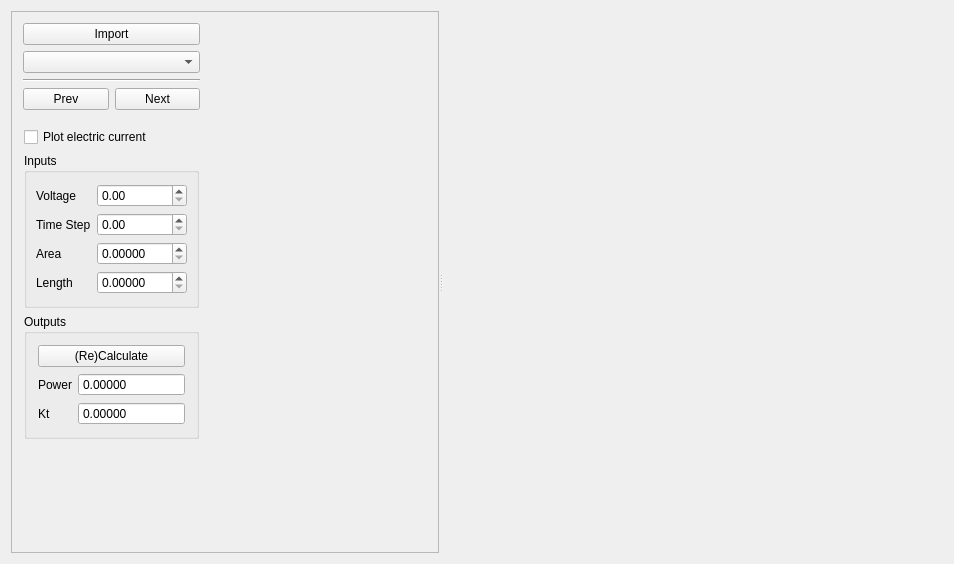
PatrickChin/Lab-Fast, file lowtempcal/mainwindow.ui: the form before one commit.
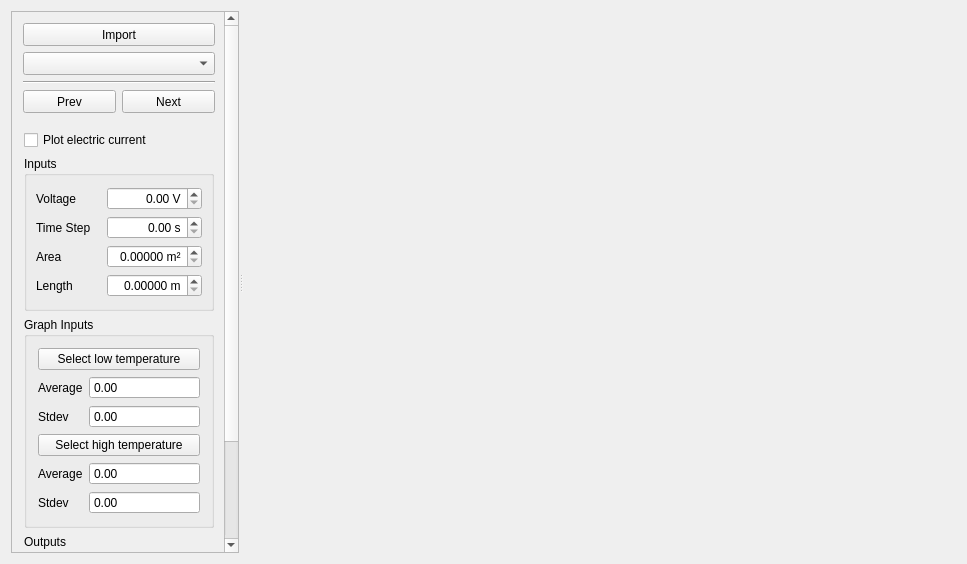
The form after the commit.

Commit message: replaced radio buttons for normal buttons in ui file

```diff
--- a/lowtempcal/mainwindow.ui
+++ b/lowtempcal/mainwindow.ui
@@ -6,7 +6,7 @@
    <rect>
     <x>0</x>
     <y>0</y>
-    <width>954</width>
+    <width>967</width>
     <height>564</height>
    </rect>
   </property>
@@ -45,55 +45,47 @@
        <enum>Qt::Horizontal</enum>
       </property>
       <widget class="QScrollArea" name="value_area">
-       <property name="sizePolicy">
-        <sizepolicy hsizetype="Maximum" vsizetype="Expanding">
-         <horstretch>0</horstretch>
-         <verstretch>0</verstretch>
-        </sizepolicy>
-       </property>
-       <property name="minimumSize">
-        <size>
-         <width>200</width>
-         <height>0</height>
-        </size>
-       </property>
-       <property name="maximumSize">
-        <size>
-         <width>500</width>
-         <height>16777215</height>
-        </size>
-       </property>
        <property name="verticalScrollBarPolicy">
-        <enum>Qt::ScrollBarAsNeeded</enum>
+        <enum>Qt::ScrollBarAlwaysOn</enum>
        </property>
        <property name="horizontalScrollBarPolicy">
         <enum>Qt::ScrollBarAlwaysOff</enum>
        </property>
-       <property name="widgetResizable">
-        <bool>true</bool>
+       <property name="sizeAdjustPolicy">
+        <enum>QAbstractScrollArea::AdjustToContents</enum>
+       </property>
+       <property name="alignment">
+        <set>Qt::AlignLeading|Qt::AlignLeft|Qt::AlignTop</set>
        </property>
        <widget class="QWidget" name="value_widget">
         <property name="geometry">
          <rect>
           <x>0</x>
           <y>0</y>
-          <width>215</width>
-          <height>544</height>
+          <width>212</width>
+          <height>666</height>
          </rect>
         </property>
-        <property name="sizePolicy">
-         <sizepolicy hsizetype="Fixed" vsizetype="Expanding">
-          <horstretch>0</horstretch>
-          <verstretch>0</verstretch>
-         </sizepolicy>
-        </property>
-        <property name="minimumSize">
-         <size>
-          <width>0</width>
-          <height>0</height>
-         </size>
-        </property>
         <layout class="QGridLayout" name="gridLayout">
+         <property name="rightMargin">
+          <number>9</number>
+         </property>
+         <item row="2" column="0" colspan="2">
+          <widget class="QComboBox" name="combobox_filelist">
+           <property name="sizePolicy">
+            <sizepolicy hsizetype="Preferred" vsizetype="Fixed">
+             <horstretch>0</horstretch>
+             <verstretch>0</verstretch>
+            </sizepolicy>
+           </property>
+           <property name="minimumSize">
+            <size>
+             <width>0</width>
+             <height>23</height>
+            </size>
+           </property>
+          </widget>
+         </item>
          <item row="3" column="0" rowspan="2" colspan="2">
           <widget class="Line" name="line">
            <property name="orientation">
@@ -101,20 +93,10 @@
            </property>
           </widget>
          </item>
-         <item row="2" column="0" colspan="2">
-          <widget class="QComboBox" name="combobox_filelist">
-           <property name="sizePolicy">
-            <sizepolicy hsizetype="Preferred" vsizetype="Maximum">
-             <horstretch>0</horstretch>
-             <verstretch>0</verstretch>
-            </sizepolicy>
-           </property>
-          </widget>
-         </item>
          <item row="6" column="0" colspan="2">
           <widget class="QStackedWidget" name="pages">
            <property name="sizePolicy">
-            <sizepolicy hsizetype="Preferred" vsizetype="Maximum">
+            <sizepolicy hsizetype="Preferred" vsizetype="Minimum">
              <horstretch>0</horstretch>
              <verstretch>0</verstretch>
             </sizepolicy>
@@ -123,31 +105,114 @@
             <number>0</number>
            </property>
            <widget class="QWidget" name="page_kt">
+            <property name="sizePolicy">
+             <sizepolicy hsizetype="Preferred" vsizetype="Minimum">
+              <horstretch>0</horstretch>
+              <verstretch>0</verstretch>
+             </sizepolicy>
+            </property>
             <layout class="QGridLayout" name="value_layout">
+             <property name="sizeConstraint">
+              <enum>QLayout::SetMinimumSize</enum>
+             </property>
              <property name="leftMargin">
               <number>1</number>
              </property>
              <property name="rightMargin">
               <number>1</number>
              </property>
+             <item row="4" column="0" colspan="2">
+              <widget class="QGroupBox" name="groupbox_output_kt">
+               <property name="title">
+                <string>Outputs</string>
+               </property>
+               <layout class="QFormLayout" name="output_layout">
+                <item row="1" column="0">
+                 <widget class="QLabel" name="label_power">
+                  <property name="text">
+                   <string>Power</string>
+                  </property>
+                 </widget>
+                </item>
+                <item row="1" column="1">
+                 <widget class="QDoubleSpinBox" name="spinbox_power">
+                  <property name="sizePolicy">
+                   <sizepolicy hsizetype="Minimum" vsizetype="Minimum">
+                    <horstretch>0</horstretch>
+                    <verstretch>0</verstretch>
+                   </sizepolicy>
+                  </property>
+                  <property name="readOnly">
+                   <bool>true</bool>
+                  </property>
+                  <property name="buttonSymbols">
+                   <enum>QAbstractSpinBox::NoButtons</enum>
+                  </property>
+                  <property name="decimals">
+                   <number>5</number>
+                  </property>
+                  <property name="maximum">
+                   <double>20000.000000000000000</double>
+                  </property>
+                 </widget>
+                </item>
+                <item row="2" column="0">
+                 <widget class="QLabel" name="label_kt">
+                  <property name="text">
+                   <string>Kt</string>
+                  </property>
+                 </widget>
+                </item>
+                <item row="2" column="1">
+                 <widget class="QDoubleSpinBox" name="spinbox_kt">
+                  <property name="sizePolicy">
+                   <sizepolicy hsizetype="Minimum" vsizetype="Minimum">
+                    <horstretch>0</horstretch>
+                    <verstretch>0</verstretch>
+                   </sizepolicy>
+                  </property>
+                  <property name="focusPolicy">
+                   <enum>Qt::WheelFocus</enum>
+                  </property>
+                  <property name="readOnly">
+                   <bool>true</bool>
+                  </property>
+                  <property name="buttonSymbols">
+                   <enum>QAbstractSpinBox::NoButtons</enum>
+                  </property>
+                  <property name="decimals">
+                   <number>5</number>
+                  </property>
+                  <property name="maximum">
+                   <double>20000.000000000000000</double>
+                  </property>
+                 </widget>
+                </item>
+                <item row="0" column="0" colspan="2">
+                 <widget class="QPushButton" name="button_calc">
+                  <property name="text">
+                   <string>(Re)Calculate</string>
+                  </property>
+                 </widget>
+                </item>
+               </layout>
+              </widget>
+             </item>
              <item row="2" column="0" colspan="2">
               <widget class="QGroupBox" name="groupbox_input_kt">
                <property name="title">
                 <string>Inputs</string>
                </property>
-               <layout class="QFormLayout" name="input_layout">
-                <property name="horizontalSpacing">
-                 <number>6</number>
-                </property>
-                <property name="verticalSpacing">
-                 <number>6</number>
-                </property>
+               <layout class="QGridLayout" name="gridLayout_2">
                 <property name="leftMargin">
                  <number>9</number>
                 </property>
                 <property name="rightMargin">
                  <number>9</number>
                 </property>
+                <property name="spacing">
+                 <number>6</number>
+                </property>
                 <item row="0" column="0">
                  <widget class="QLabel" name="label_voltage">
                   <property name="text">
@@ -156,7 +221,14 @@
                  </widget>
                 </item>
                 <item row="0" column="1">
-                 <widget class="QDoubleSpinBox" name="spinbox_voltage"/>
+                 <widget class="QDoubleSpinBox" name="spinbox_voltage">
+                  <property name="alignment">
+                   <set>Qt::AlignRight|Qt::AlignTrailing|Qt::AlignVCenter</set>
+                  </property>
+                  <property name="suffix">
+                   <string> V</string>
+                  </property>
+                 </widget>
                 </item>
                 <item row="1" column="0">
                  <widget class="QLabel" name="label_dt">
@@ -166,7 +238,14 @@
                  </widget>
                 </item>
                 <item row="1" column="1">
-                 <widget class="QDoubleSpinBox" name="spinbox_dt"/>
+                 <widget class="QDoubleSpinBox" name="spinbox_dt">
+                  <property name="alignment">
+                   <set>Qt::AlignRight|Qt::AlignTrailing|Qt::AlignVCenter</set>
+                  </property>
+                  <property name="suffix">
+                   <string> s</string>
+                  </property>
+                 </widget>
                 </item>
                 <item row="2" column="0">
                  <widget class="QLabel" name="label_area">
@@ -177,6 +256,12 @@
                 </item>
                 <item row="2" column="1">
                  <widget class="QDoubleSpinBox" name="spinbox_area">
+                  <property name="alignment">
+                   <set>Qt::AlignRight|Qt::AlignTrailing|Qt::AlignVCenter</set>
+                  </property>
+                  <property name="suffix">
+                   <string> m²</string>
+                  </property>
                   <property name="decimals">
                    <number>5</number>
                   </property>
@@ -191,6 +276,12 @@
                 </item>
                 <item row="3" column="1">
                  <widget class="QDoubleSpinBox" name="spinbox_length">
+                  <property name="alignment">
+                   <set>Qt::AlignRight|Qt::AlignTrailing|Qt::AlignVCenter</set>
+                  </property>
+                  <property name="suffix">
+                   <string> m</string>
+                  </property>
                   <property name="decimals">
                    <number>5</number>
                   </property>
@@ -207,71 +298,6 @@
                <zorder>spinbox_length</zorder>
               </widget>
              </item>
-             <item row="3" column="0" colspan="2">
-              <widget class="QGroupBox" name="groupbox_output_kt">
-               <property name="title">
-                <string>Outputs</string>
-               </property>
-               <layout class="QFormLayout" name="output_layout">
-                <item row="1" column="0">
-                 <widget class="QLabel" name="label_power">
-                  <property name="text">
-                   <string>Power</string>
-                  </property>
-                 </widget>
-                </item>
-                <item row="1" column="1">
-                 <widget class="QDoubleSpinBox" name="spinbox_power">
-                  <property name="readOnly">
-                   <bool>true</bool>
-                  </property>
-                  <property name="buttonSymbols">
-                   <enum>QAbstractSpinBox::NoButtons</enum>
-                  </property>
-                  <property name="decimals">
-                   <number>5</number>
-                  </property>
-                  <property name="maximum">
-                   <double>20000.000000000000000</double>
-                  </property>
-                 </widget>
-                </item>
-                <item row="2" column="0">
-                 <widget class="QLabel" name="label_kt">
-                  <property name="text">
-                   <string>Kt</string>
-                  </property>
-                 </widget>
-                </item>
-                <item row="2" column="1">
-                 <widget class="QDoubleSpinBox" name="spinbox_kt">
-                  <property name="focusPolicy">
-                   <enum>Qt::WheelFocus</enum>
-                  </property>
-                  <property name="readOnly">
-                   <bool>true</bool>
-                  </property>
-                  <property name="buttonSymbols">
-                   <enum>QAbstractSpinBox::NoButtons</enum>
-                  </property>
-                  <property name="decimals">
-                   <number>5</number>
-                  </property>
-                  <property name="maximum">
-                   <double>20000.000000000000000</double>
-                  </property>
-                 </widget>
-                </item>
-                <item row="0" column="0" colspan="2">
-                 <widget class="QPushButton" name="button_calc">
-                  <property name="text">
-                   <string>(Re)Calculate</string>
-                  </property>
-                 </widget>
-                </item>
-               </layout>
-              </widget>
-             </item>
              <item row="1" column="0" colspan="2">
               <widget class="QCheckBox" name="checkbox_show_current">
                <property name="text">
@@ -279,6 +305,100 @@
                </property>
               </widget>
              </item>
+             <item row="3" column="0" colspan="2">
+              <widget class="QGroupBox" name="groupBox">
+               <property name="title">
+                <string>Graph Inputs</string>
+               </property>
+               <layout class="QFormLayout" name="formLayout_3">
+                <item row="1" column="0">
+                 <widget class="QLabel" name="label_4">
+                  <property name="text">
+                   <string>Average</string>
+                  </property>
+                 </widget>
+                </item>
+                <item row="0" column="0" colspan="2">
+                 <widget class="QPushButton" name="pushButton">
+                  <property name="text">
+                   <string>Select low temperature</string>
+                  </property>
+                 </widget>
+                </item>
+                <item row="1" column="1">
+                 <widget class="QDoubleSpinBox" name="doubleSpinBox">
+                  <property name="readOnly">
+                   <bool>true</bool>
+                  </property>
+                  <property name="buttonSymbols">
+                   <enum>QAbstractSpinBox::NoButtons</enum>
+                  </property>
+                 </widget>
+                </item>
+                <item row="2" column="0">
+                 <widget class="QLabel" name="label_5">
+                  <property name="text">
+                   <string>Stdev</string>
+                  </property>
+                 </widget>
+                </item>
+                <item row="2" column="1">
+                 <widget class="QDoubleSpinBox" name="doubleSpinBox_2">
+                  <property name="readOnly">
+                   <bool>true</bool>
+                  </property>
+                  <property name="buttonSymbols">
+                   <enum>QAbstractSpinBox::NoButtons</enum>
+                  </property>
+                 </widget>
+                </item>
+                <item row="3" column="0" colspan="2">
+                 <widget class="QPushButton" name="pushButton_2">
+                  <property name="text">
+                   <string>Select high temperature</string>
+                  </property>
+                 </widget>
+                </item>
+                <item row="4" column="0">
+                 <widget class="QLabel" name="label_6">
+                  <property name="text">
+                   <string>Average</string>
+                  </property>
+                 </widget>
+                </item>
+                <item row="4" column="1">
+                 <widget class="QDoubleSpinBox" name="doubleSpinBox_3">
+                  <property name="wrapping">
+                   <bool>false</bool>
+                  </property>
+                  <property name="readOnly">
+                   <bool>true</bool>
+                  </property>
+                  <property name="buttonSymbols">
+                   <enum>QAbstractSpinBox::NoButtons</enum>
+                  </property>
+                 </widget>
+                </item>
+                <item row="5" column="0">
+                 <widget class="QLabel" name="label_7">
+                  <property name="text">
+                   <string>Stdev</string>
+                  </property>
+                 </widget>
+                </item>
+                <item row="5" column="1">
+                 <widget class="QDoubleSpinBox" name="doubleSpinBox_4">
+                  <property name="readOnly">
+                   <bool>true</bool>
+                  </property>
+                  <property name="buttonSymbols">
+                   <enum>QAbstractSpinBox::NoButtons</enum>
+                  </property>
+                 </widget>
+                </item>
+               </layout>
+              </widget>
+             </item>
             </layout>
            </widget>
            <widget class="QWidget" name="page_cv">
@@ -445,11 +565,17 @@
          <item row="0" column="0" colspan="2">
           <widget class="QPushButton" name="button_file_import">
            <property name="sizePolicy">
-            <sizepolicy hsizetype="Preferred" vsizetype="Maximum">
+            <sizepolicy hsizetype="Preferred" vsizetype="Fixed">
              <horstretch>0</horstretch>
              <verstretch>0</verstretch>
             </sizepolicy>
            </property>
+           <property name="minimumSize">
+            <size>
+             <width>0</width>
+             <height>23</height>
+            </size>
+           </property>
            <property name="text">
             <string>Import</string>
            </property>
@@ -463,6 +589,12 @@
              <verstretch>0</verstretch>
             </sizepolicy>
            </property>
+           <property name="minimumSize">
+            <size>
+             <width>0</width>
+             <height>23</height>
+            </size>
+           </property>
            <property name="text">
             <string>Prev</string>
            </property>
@@ -476,46 +608,33 @@
              <verstretch>0</verstretch>
             </sizepolicy>
            </property>
+           <property name="minimumSize">
+            <size>
+             <width>0</width>
+             <height>23</height>
+            </size>
+           </property>
            <property name="text">
             <string>Next</string>
            </property>
           </widget>
          </item>
-         <item row="7" column="0" colspan="2">
-          <spacer name="verticalSpacer_2">
-           <property name="orientation">
-            <enum>Qt::Vertical</enum>
-           </property>
-           <property name="sizeHint" stdset="0">
-            <size>
-             <width>20</width>
-             <height>40</height>
-            </size>
-           </property>
-          </spacer>
-         </item>
         </layout>
        </widget>
       </widget>
       <widget class="QWidget" name="widget" native="true">
        <property name="sizePolicy">
-        <sizepolicy hsizetype="Minimum" vsizetype="Preferred">
-         <horstretch>0</horstretch>
+        <sizepolicy hsizetype="Preferred" vsizetype="Preferred">
+         <horstretch>1</horstretch>
          <verstretch>0</verstretch>
         </sizepolicy>
        </property>
-       <property name="minimumSize">
-        <size>
-         <width>500</width>
-         <height>0</height>
-        </size>
-       </property>
        <layout class="QVBoxLayout" name="graph_layout">
         <property name="spacing">
          <number>0</number>
         </property>
-        <property name="leftMargin">
-         <number>0</number>
+        <property name="sizeConstraint">
+         <enum>QLayout::SetMaximumSize</enum>
         </property>
         <property name="topMargin">
          <number>0</number>
```
